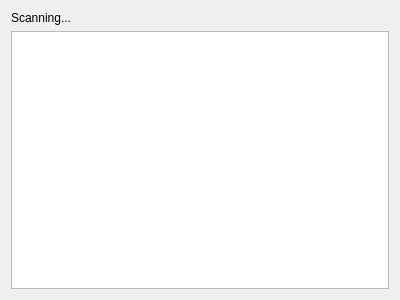
Before: the Qt Designer form examples/btchat/remoteselector.ui in qtproject/qt-mobility, drawn with Qt 5.
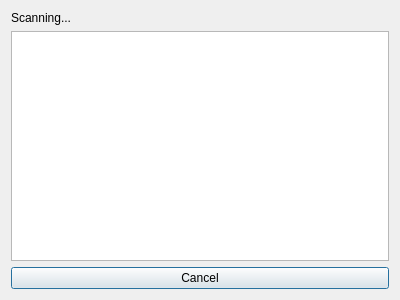
After: the same form once the commit is applied.

Commit message: Add reject button for symbian so you can cancel

Patch:
```diff
--- a/examples/btchat/remoteselector.ui
+++ b/examples/btchat/remoteselector.ui
@@ -24,6 +24,13 @@
    <item>
     <widget class="QListWidget" name="remoteDevices"/>
    </item>
+   <item>
+    <widget class="QPushButton" name="cancelButton">
+     <property name="text">
+      <string>Cancel</string>
+     </property>
+    </widget>
+   </item>
   </layout>
  </widget>
  <resources/>
```
The commit also changes 2 other files.
